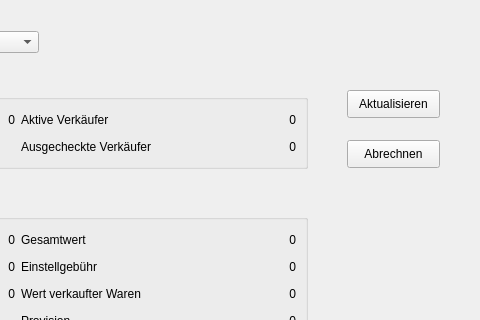
The window that iBasar/eventstatuswidget.ui (hoihrig/iBasar) describes before a commit, drawn with Qt 5; both pictures show x 313 to 793 and y 0 to 320 of the 793 by 578 pixel window.
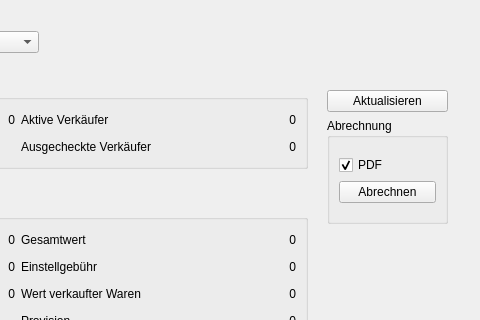
The same window after the commit.

What changed in the file:
```diff
--- a/iBasar/eventstatuswidget.ui
+++ b/iBasar/eventstatuswidget.ui
@@ -356,32 +356,6 @@
     </item>
    </layout>
   </widget>
-  <widget class="QPushButton" name="pushButton">
-   <property name="geometry">
-    <rect>
-     <x>660</x>
-     <y>140</y>
-     <width>93</width>
-     <height>28</height>
-    </rect>
-   </property>
-   <property name="text">
-    <string>Abrechnen</string>
-   </property>
-  </widget>
-  <widget class="QPushButton" name="refreshpushbutton">
-   <property name="geometry">
-    <rect>
-     <x>660</x>
-     <y>90</y>
-     <width>93</width>
-     <height>28</height>
-    </rect>
-   </property>
-   <property name="text">
-    <string>Aktualisieren</string>
-   </property>
-  </widget>
   <widget class="QGroupBox" name="eventgroupBox">
    <property name="geometry">
     <rect>
@@ -443,6 +417,55 @@
     </item>
    </layout>
   </widget>
+  <widget class="QWidget" name="">
+   <property name="geometry">
+    <rect>
+     <x>640</x>
+     <y>90</y>
+     <width>121</width>
+     <height>134</height>
+    </rect>
+   </property>
+   <layout class="QVBoxLayout" name="verticalLayout_7">
+    <item>
+     <widget class="QPushButton" name="refreshpushbutton">
+      <property name="text">
+       <string>Aktualisieren</string>
+      </property>
+     </widget>
+    </item>
+    <item>
+     <widget class="QGroupBox" name="endEventgroupBox">
+      <property name="title">
+       <string>Abrechnung</string>
+      </property>
+      <layout class="QVBoxLayout" name="verticalLayout_8">
+       <item>
+        <layout class="QVBoxLayout" name="verticalLayout_6">
+         <item>
+          <widget class="QCheckBox" name="pdfcheckBox">
+           <property name="text">
+            <string>PDF</string>
+           </property>
+           <property name="checked">
+            <bool>true</bool>
+           </property>
+          </widget>
+         </item>
+         <item>
+          <widget class="QPushButton" name="endEventPushButton">
+           <property name="text">
+            <string>Abrechnen</string>
+           </property>
+          </widget>
+         </item>
+        </layout>
+       </item>
+      </layout>
+     </widget>
+    </item>
+   </layout>
+  </widget>
  </widget>
  <resources/>
  <connections/>
```
